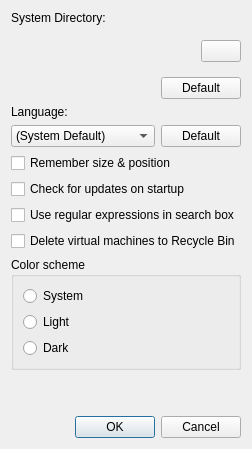
Old version of the form src/qt/qt_vmmanager_preferences.ui in the repository Palimbit/CoreMach.
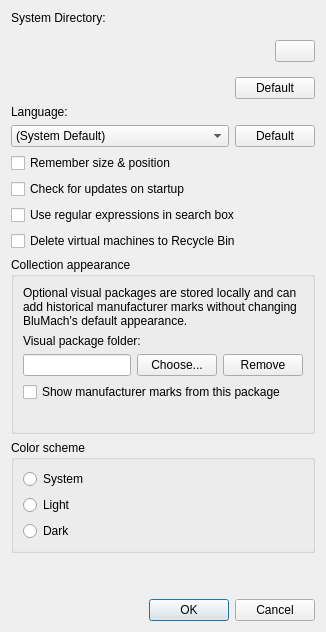
New version of the form.

Commit message: Refine catalogue hierarchy and visual identity

The edit to the form file:
```diff
--- a/src/qt/qt_vmmanager_preferences.ui
+++ b/src/qt/qt_vmmanager_preferences.ui
@@ -7,7 +7,7 @@
     <x>0</x>
     <y>0</y>
     <width>400</width>
-    <height>475</height>
+    <height>580</height>
    </rect>
   </property>
   <property name="windowTitle">
@@ -150,6 +150,71 @@
      </property>
     </widget>
    </item>
+   <item>
+    <widget class="QGroupBox" name="catalogSkinGroupBox">
+     <property name="title">
+      <string>Collection appearance</string>
+     </property>
+     <layout class="QVBoxLayout" name="catalogSkinLayout">
+      <item>
+       <widget class="QLabel" name="catalogSkinDescription">
+        <property name="text">
+         <string>Optional visual packages are stored locally and can add historical manufacturer marks without changing BluMach's default appearance.</string>
+        </property>
+        <property name="wordWrap">
+         <bool>true</bool>
+        </property>
+       </widget>
+      </item>
+      <item>
+       <widget class="QLabel" name="catalogSkinDirectoryLabel">
+        <property name="text">
+         <string>Visual package folder:</string>
+        </property>
+       </widget>
+      </item>
+      <item>
+       <layout class="QHBoxLayout" name="catalogSkinPathLayout">
+        <item>
+         <widget class="QLineEdit" name="catalogSkinDirectory">
+          <property name="readOnly">
+           <bool>true</bool>
+          </property>
+         </widget>
+        </item>
+        <item>
+         <widget class="QPushButton" name="catalogSkinBrowseButton">
+          <property name="text">
+           <string>Choose...</string>
+          </property>
+         </widget>
+        </item>
+        <item>
+         <widget class="QPushButton" name="catalogSkinClearButton">
+          <property name="text">
+           <string>Remove</string>
+          </property>
+         </widget>
+        </item>
+       </layout>
+      </item>
+      <item>
+       <widget class="QCheckBox" name="catalogSkinManufacturerMarks">
+        <property name="text">
+         <string>Show manufacturer marks from this package</string>
+        </property>
+       </widget>
+      </item>
+      <item>
+       <widget class="QLabel" name="catalogSkinStatus">
+        <property name="wordWrap">
+         <bool>true</bool>
+        </property>
+       </widget>
+      </item>
+     </layout>
+    </widget>
+   </item>
    <item>
     <widget class="QGroupBox" name="groupBoxColorScheme">
      <property name="title">
```
The commit also changes 27 other files.
